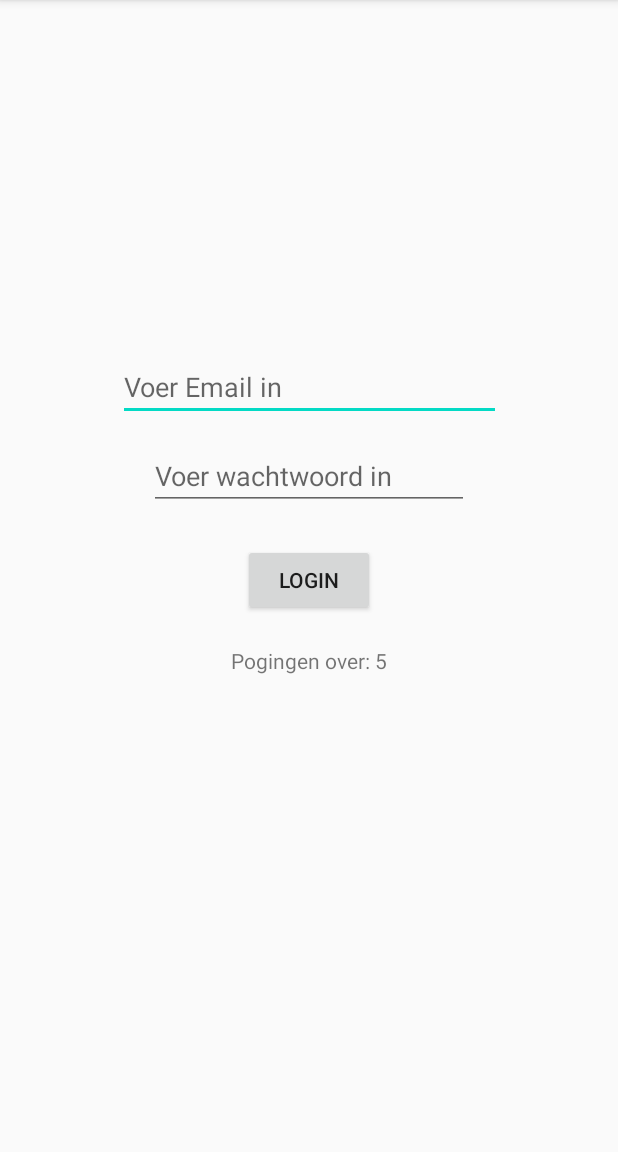
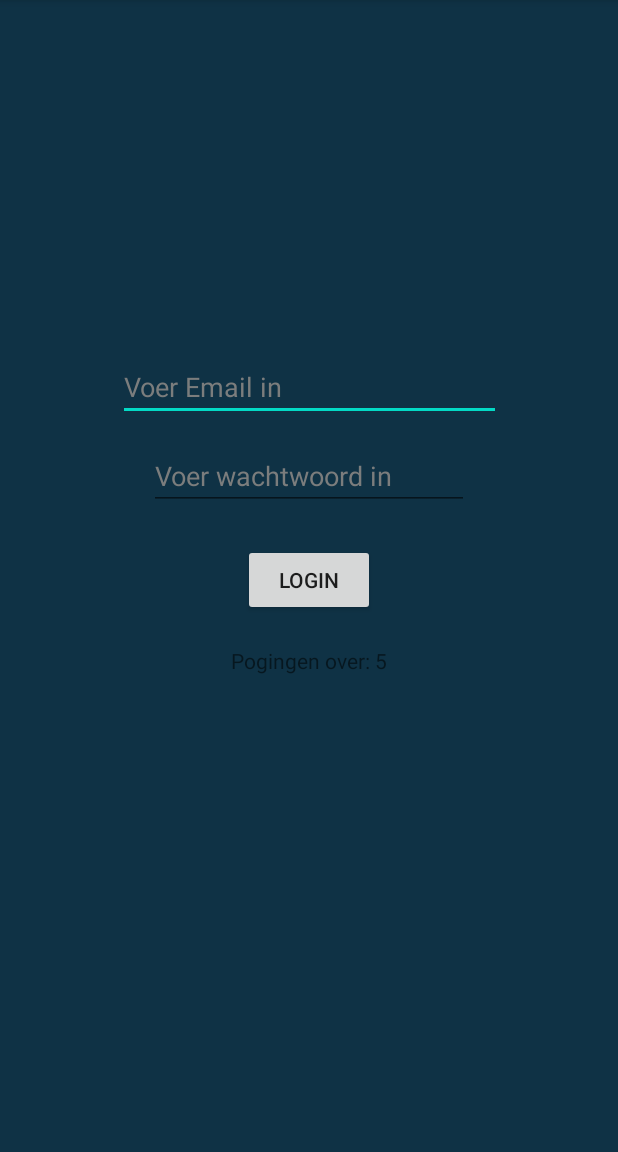
Before and after one commit to Blamant/LoginApplication, an Android app: the screen it shows after launch (MainActivity), on a phone screen of 412 x 824 dp, the part 84-1236 px from its top. Run offline under Robolectric (Android 15) with nearby library versions, the phone set to English and light mode, and no system bars.

Commit message:
wat style changes

```diff
--- a/app/src/main/res/layout/activity_main.xml
+++ b/app/src/main/res/layout/activity_main.xml
@@ -5,12 +5,15 @@
         xmlns:app="http://schemas.android.com/apk/res-auto"
         android:layout_width="match_parent"
         android:layout_height="match_parent"
+        android:background="#0F3245"
         tools:context=".MainActivity">
     <EditText
             android:layout_width="255dp"
             android:layout_height="42dp"
             android:inputType="textEmailAddress"
             android:ems="10"
+            android:textColor="#C1E8FF"
+            android:textColorHint="#7b7d7d"
             android:id="@+id/edtEmail"
             android:hint="Voer Email in" tools:text="acrbvansomeren@gmail.com"
             app:layout_constraintStart_toStartOf="parent" app:layout_constraintEnd_toEndOf="parent"
@@ -21,6 +24,8 @@
             android:layout_height="wrap_content"
             android:inputType="textPassword"
             android:ems="10"
+            android:textColor="#C1E8FF"
+            android:textColorHint="#7b7d7d"
             android:id="@+id/edtPassword"
             app:layout_constraintTop_toBottomOf="@+id/edtEmail"
             app:layout_constraintBottom_toBottomOf="parent" app:layout_constraintStart_toStartOf="parent"
```
